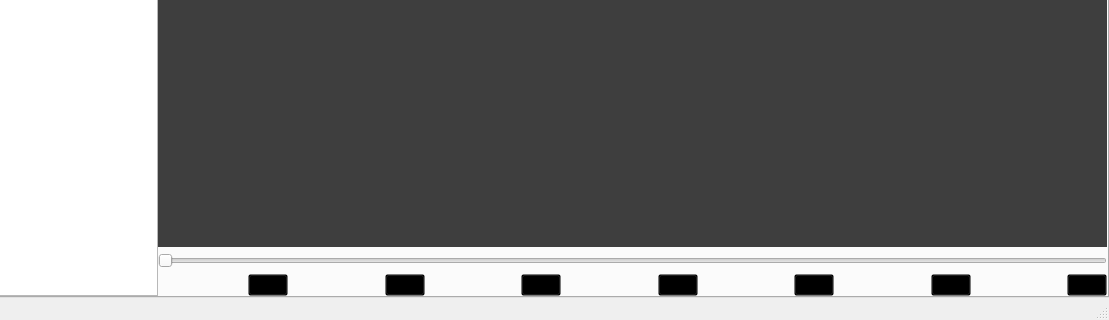
First picture: the form in mediaoption/mediaoption.ui, repository h1846458/mediaoption, before the edit; both pictures show x 100 to 1209 and y 417 to 737 of the 1209 by 737 pixel window.
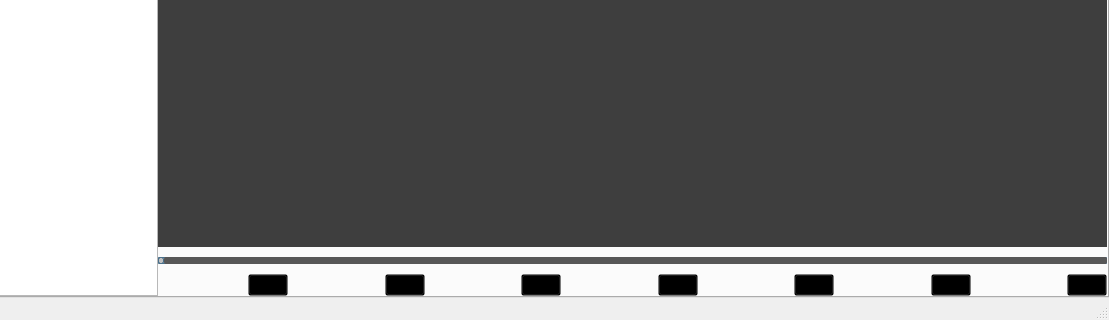
Second picture: the form after the edit. The open tabs and pages were chosen to show the change. Icons and pictures are not drawn.

The edit to the form file:
```diff
--- a/mediaoption/mediaoption.ui
+++ b/mediaoption/mediaoption.ui
@@ -282,6 +282,70 @@
           </item>
           <item>
            <widget class="QSlider" name="horizontalSlider_2">
+            <property name="styleSheet">
+             <string notr="true">QSlider::groove:horizontal {
+border: 1px solid #4A708B;
+background: #C0C0C0;
+height: 5px;
+border-radius: 1px;
+padding-left:-1px;
+padding-right:-1px;
+}
+
+QSlider::sub-page:horizontal {
+background: qlineargradient(x1:0, y1:0, x2:0, y2:1, 
+    stop:0 #B1B1B1, stop:1 #c4c4c4);
+background: qlineargradient(x1: 0, y1: 0.2, x2: 1, y2: 1,
+    stop: 0 #5DCCFF, stop: 1 #1874CD);
+border: 1px solid #4A708B;
+height: 10px;
+border-radius: 2px;
+}
+
+QSlider::add-page:horizontal {
+background: #575757;
+border: 0px solid #777;
+height: 10px;
+border-radius: 2px;
+}
+
+QSlider::handle:horizontal 
+{
+    background: qradialgradient(spread:pad, cx:0.5, cy:0.5, radius:0.5, fx:0.5, fy:0.5, 
+    stop:0.6 #45ADED, stop:0.778409 rgba(255, 255, 255, 255));
+
+    width: 11px;
+    margin-top: -3px;
+    margin-bottom: -3px;
+    border-radius: 5px;
+}
+
+QSlider::handle:horizontal:hover {
+    background: qradialgradient(spread:pad, cx:0.5, cy:0.5, radius:0.5, fx:0.5, fy:0.5, stop:0.6 #2A8BDA, 
+    stop:0.778409 rgba(255, 255, 255, 255));
+
+    width: 11px;
+    margin-top: -3px;
+    margin-bottom: -3px;
+    border-radius: 5px;
+}
+
+QSlider::sub-page:horizontal:disabled {
+background: #00009C;
+border-color: #999;
+}
+
+QSlider::add-page:horizontal:disabled {
+background: #eee;
+border-color: #999;
+}
+
+QSlider::handle:horizontal:disabled {
+background: #eee;
+border: 1px solid #aaa;
+border-radius: 4px;
+}</string>
+            </property>
             <property name="orientation">
              <enum>Qt::Horizontal</enum>
             </property>
```
Left out of the diff: 2 changed lines with no effect on the pictures.
